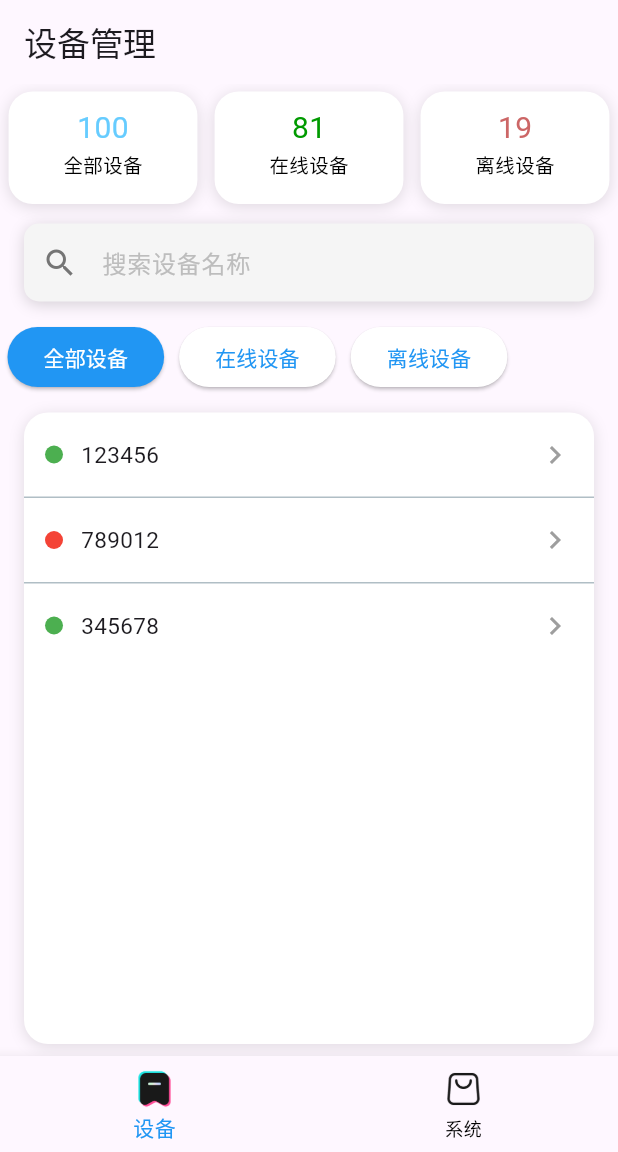
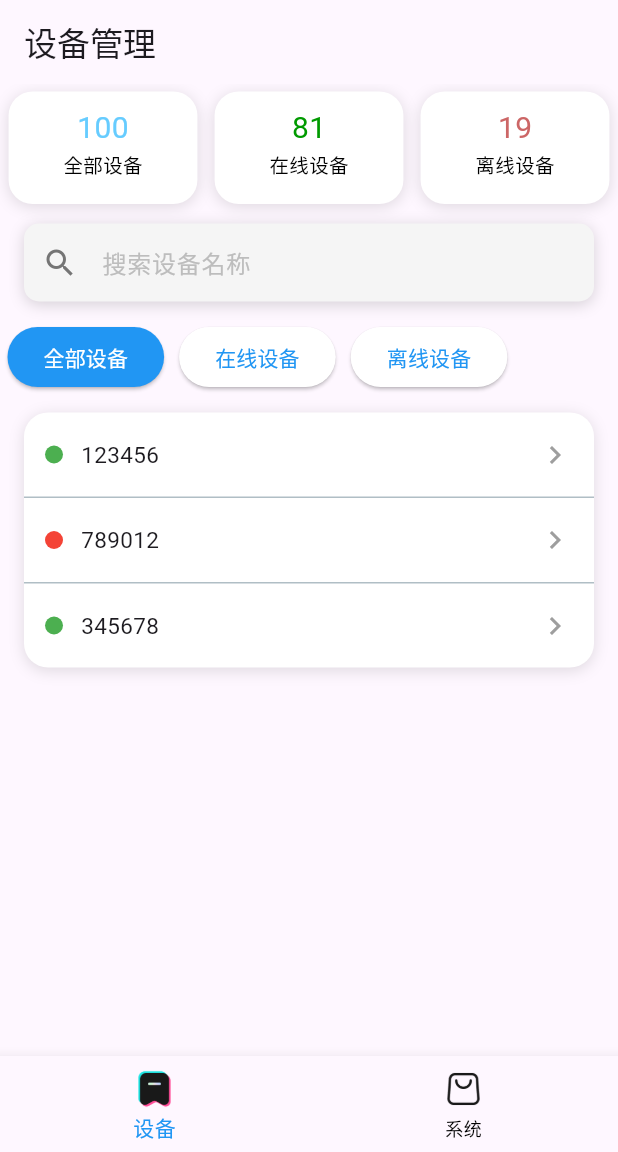
Before and after one commit to Nahida1O27/UI4LoRaWAN, a Flutter app: the screen it shows after launch, on a phone screen of 412 x 824 dp, the part 84-1236 px from its top. Run offline on Flutter 3.47's test engine with Material 3 defaults, Android fonts, the phone set to English and light mode, and no system bars.

Commit message:
通过两处改动修复了传感器列表的卡片高度

```diff
--- a/lib/components/Device/sensor_list.dart
+++ b/lib/components/Device/sensor_list.dart
@@ -19,6 +19,7 @@ class SensorList extends StatelessWidget {
         borderRadius: BorderRadius.circular(16),
         //生成传感器列表项
         child: ListView.builder(
+          shrinkWrap: true,
           itemCount: sensorInfo.length,
           itemBuilder: (context, index) => _buildSensorItem(context, index),
         ),
--- a/lib/pages/Device/index.dart
+++ b/lib/pages/Device/index.dart
@@ -62,7 +62,7 @@ class _DevicePageState extends State<DevicePage> {
           //一行三个圆角按钮
           Row(children: _generateDeviceButtons(_deviceButtonText)),
           //传感器列表：所有项组成一个大圆角卡片，每项带在线状态指示灯
-          Expanded(child: SensorList(sensorInfo: _sensorInfo)),
+          Flexible(child: SensorList(sensorInfo: _sensorInfo)),
         ],
       ),
     );
```
